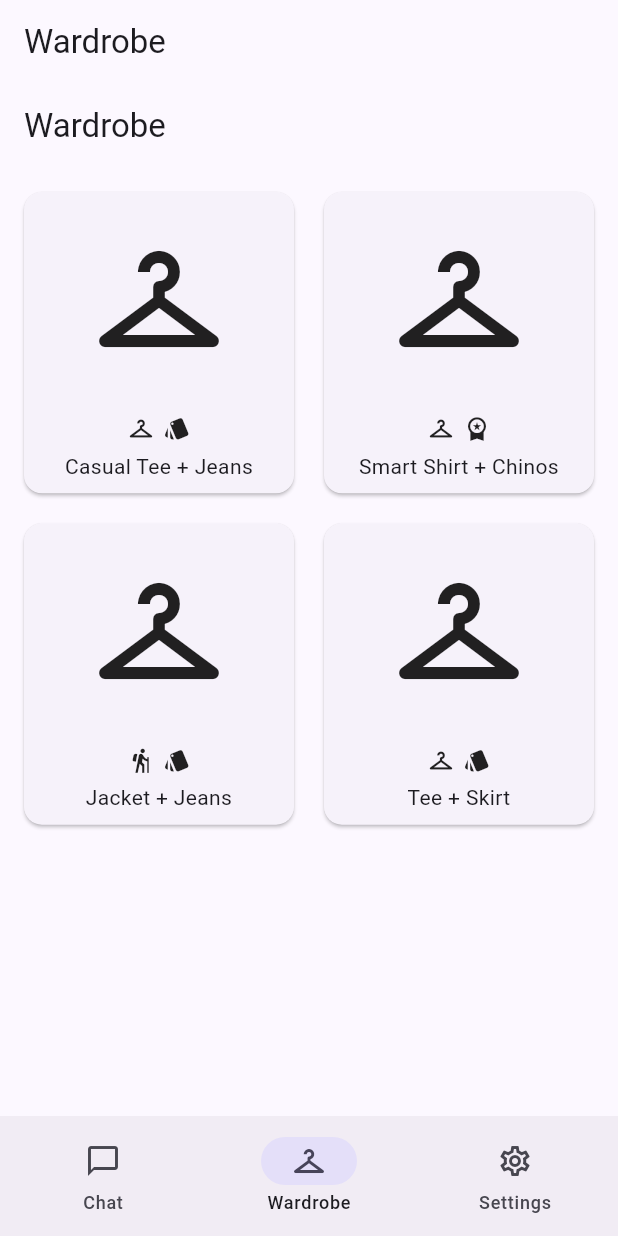
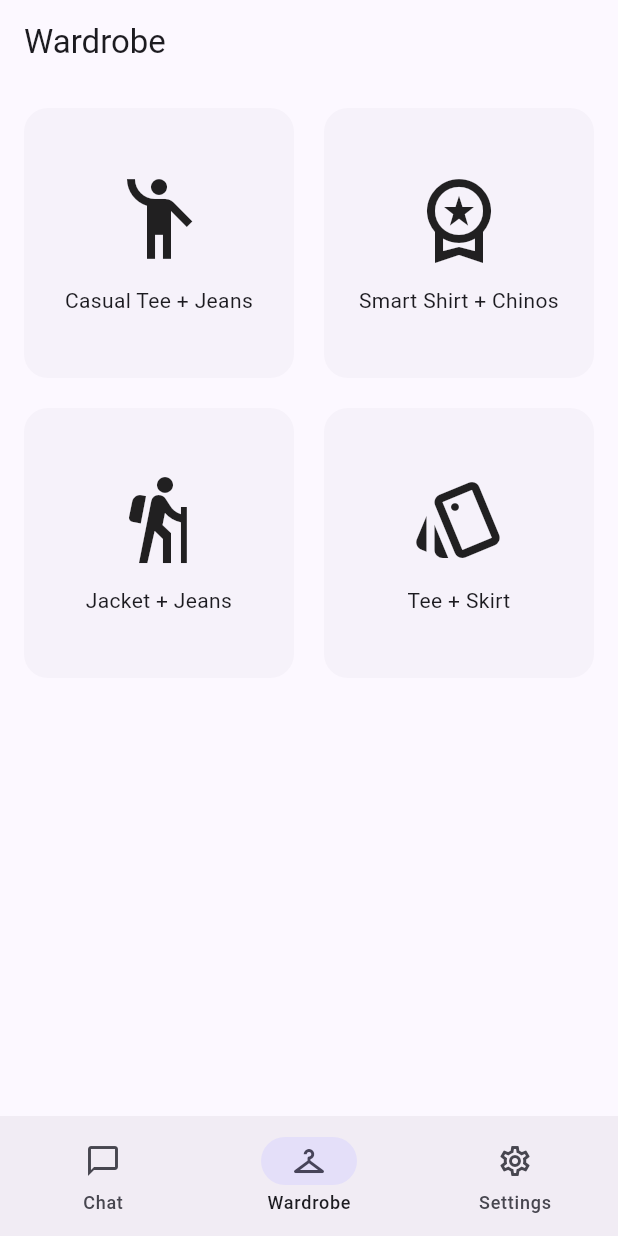
Before and after one commit to ananthkaran-wq/Ava-Luxe-Updated, a Flutter app: the screen it shows after launch, item 2 of the bottom bar chosen, on a phone screen of 412 x 824 dp. Run offline on Flutter 3.47's test engine with Material 3 defaults, Android fonts, the phone set to English and light mode, and no system bars; our stand-ins replace firebase_auth; accounts and stored records are empty; Roboto replaces fonts that are missing (Handjet).

Commit message:
Update wardrobe_screen.dart

```diff
--- a/lib/screens/wardrobe_screen.dart
+++ b/lib/screens/wardrobe_screen.dart
@@ -1,49 +1,55 @@
 import 'package:flutter/material.dart';
-import 'package:ava_luxe/state/avatar_model.dart';
+import 'package:provider/provider.dart';
+import '../state/app_settings.dart';
 
 class WardrobeScreen extends StatelessWidget {
   const WardrobeScreen({super.key});
 
+  static const _looks = [
+    ('Casual Tee + Jeans', Icons.emoji_people),
+    ('Smart Shirt + Chinos', Icons.workspace_premium_outlined),
+    ('Jacket + Jeans', Icons.hiking),
+    ('Tee + Skirt', Icons.style_outlined),
+  ];
+
   @override
   Widget build(BuildContext context) {
-    final items = sampleLooks;
-    return Scaffold(
-      appBar: AppBar(title: const Text('Wardrobe')),
-      body: GridView.builder(
-        padding: const EdgeInsets.all(12),
+    final settings = context.watch<AppSettings>();
+
+    return Padding(
+      padding: const EdgeInsets.all(12),
+      child: GridView.builder(
+        itemCount: _looks.length,
         gridDelegate: const SliverGridDelegateWithFixedCrossAxisCount(
-          crossAxisCount: 2, mainAxisSpacing: 12, crossAxisSpacing: 12, childAspectRatio: 0.9),
-        itemCount: items.length,
+          crossAxisCount: 2, mainAxisSpacing: 12, crossAxisSpacing: 12, childAspectRatio: 1.0),
         itemBuilder: (c, i) {
-          final look = items[i];
+          final (title, icon) = _looks[i];
+          final selected = settings.selectedLook == i;
+
           return Card(
-            clipBehavior: Clip.antiAlias,
+            elevation: selected ? 2 : 0,
+            shape: RoundedRectangleBorder(
+              side: selected ? BorderSide(
+                color: Theme.of(context).colorScheme.primary, width: 2) : BorderSide.none,
+              borderRadius: BorderRadius.circular(16),
+            ),
             child: InkWell(
-              onTap: () {},
+              onTap: () {
+                context.read<AppSettings>().selectLook(i);
+                ScaffoldMessenger.of(context).showSnackBar(
+                  SnackBar(content: Text('Selected "$title"')),
+                );
+              },
               child: Column(
+                mainAxisAlignment: MainAxisAlignment.center,
                 children: [
-                  Expanded(
-                    child: Center(child: Icon(look.iconData, size: 96)),
-                  ),
-                  Padding(
-                    padding: const EdgeInsets.symmetric(horizontal: 8, vertical: 6),
-                    child: Row(
-                      mainAxisAlignment: MainAxisAlignment.center,
-                      children: [
-                        Icon(look.topIcon, size: 18),
-                        const SizedBox(width: 6),
-                        Icon(look.bottomIcon, size: 18),
-                      ],
-                    ),
-                  ),
-                  Padding(
-                    padding: const EdgeInsets.only(bottom: 8),
-                    child: Text(
-                      look.label,
-                      textAlign: TextAlign.center,
-                      style: Theme.of(context).textTheme.bodyMedium,
-                    ),
-                  ),
+                  Icon(icon, size: 64),
+                  const SizedBox(height: 12),
+                  Text(title, textAlign: TextAlign.center),
+                  if (selected) ...[
+                    const SizedBox(height: 8),
+                    const Icon(Icons.check_circle, size: 20),
+                  ],
                 ],
               ),
             ),
```
